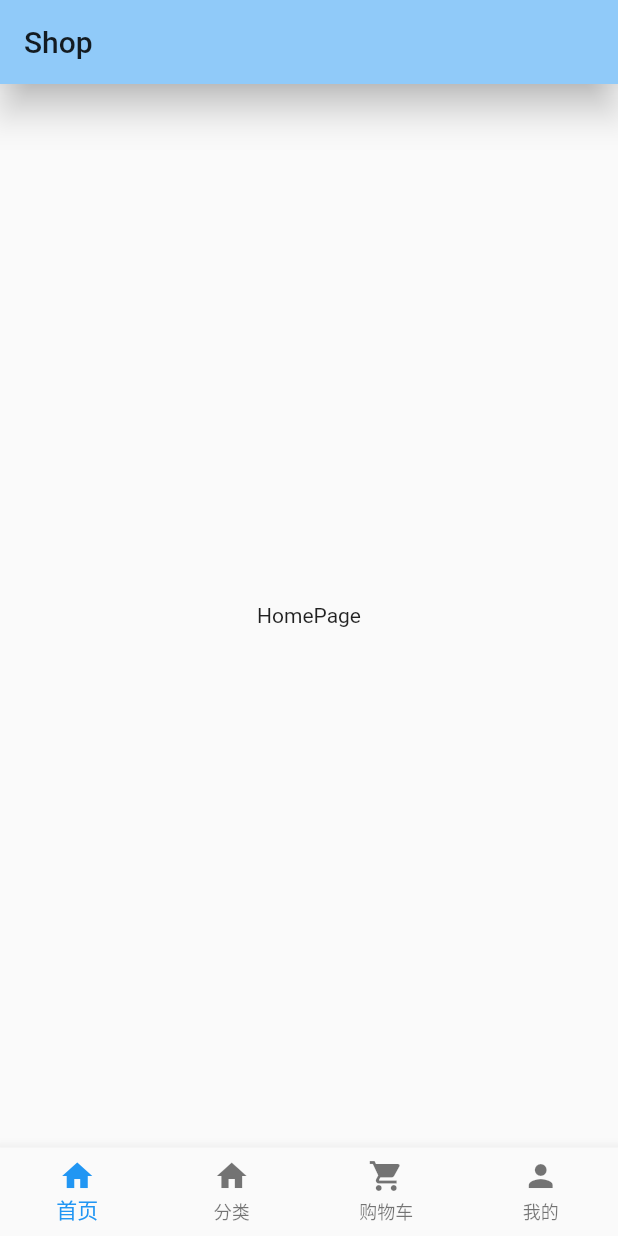
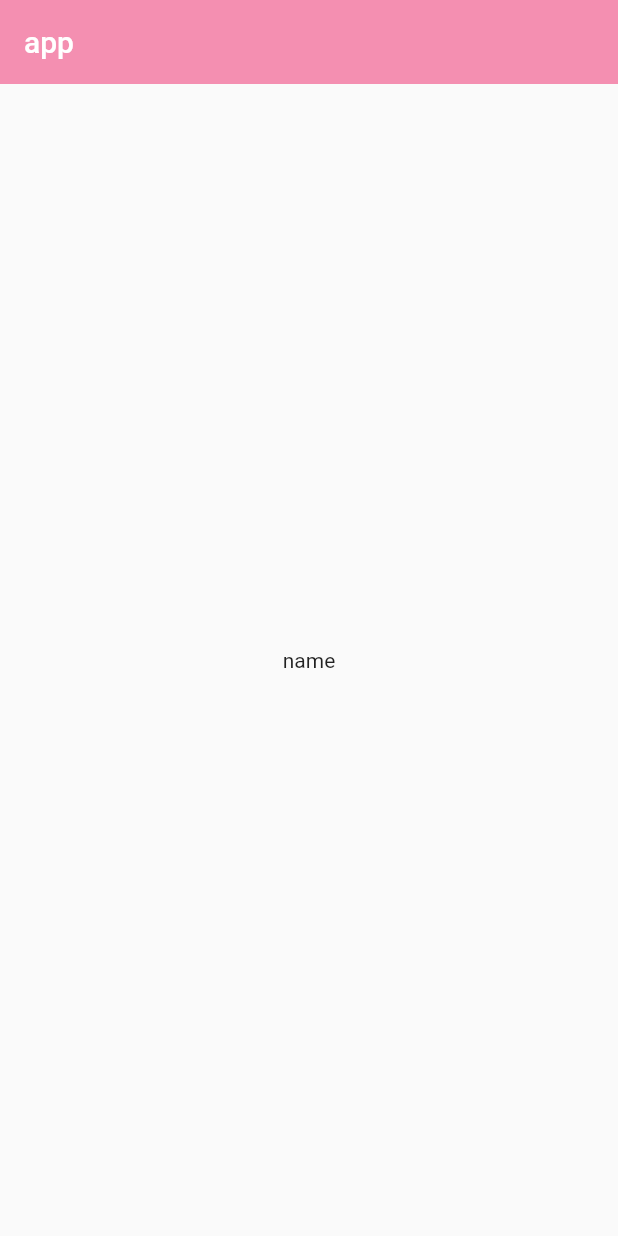
Before and after one commit to symboll/all, a Flutter app: the screen it shows after launch, on a phone screen of 412 x 824 dp. Run offline on Flutter 3.47's test engine with Material 2 defaults, Android fonts, the light colour scheme and no system bars; our stand-ins replace dio.

Commit message:
feat: pro init

```diff
--- a/lib/main.dart
+++ b/lib/main.dart
@@ -1,19 +1,45 @@
 import 'package:flutter/material.dart';
-import 'pages/index_page.dart';
 
 void main() => runApp(App());
 
 class App extends StatelessWidget {
-
   @override
   Widget build(BuildContext context) {
+    return MaterialApp(
+      debugShowCheckedModeBanner: false,
+      home: Scaffold(
+        appBar: AppBar(
+          title: Text('app',
+            style: TextStyle(
+              color: Colors.white
+            ),
+          ),
+          elevation: 0.0,
+        ),
+        body: Home()
+      ),
+      theme: ThemeData(
+        primaryColor: Colors.pink[200]
+      ),
+
+    );
+  }
+}
+class Home extends StatelessWidget {
+  @override
+  Widget build(BuildContext context) {
+    // TODO: implement build
     return Container(
-      child: MaterialApp(
-        debugShowCheckedModeBanner: false,
-        home: IndexPage(),
-        theme: ThemeData(
-          primaryColor: Colors.blue[200]
-        ),
+      child: Column(
+        mainAxisAlignment: MainAxisAlignment.center,
+        children: <Widget>[
+          Row(
+            mainAxisAlignment: MainAxisAlignment.center,
+            children: <Widget>[
+              Text('name')
+            ],
+          )
+        ],
       ),
     );
   }
--- a/lib/pages/home_page.dart
+++ b/lib/pages/home_page.dart
@@ -1,11 +1,23 @@
+import 'package:dio/dio.dart';
 import 'package:flutter/material.dart';
 
 class HomePage extends StatelessWidget {
 
   @override
   Widget build(BuildContext context) {
+    getHttp();
     return Center(
       child: Text('HomePage'),
     );
   }
+
+  void getHttp() async {
+    try{
+      final response = await Dio().get('http://localhost:8000/home');
+      return print(response);
+      // print('object');
+    }catch (e) {
+      return print(e);
+    }
+  }
 }
--- a/lib/pages/index_page.dart
+++ b/lib/pages/index_page.dart
@@ -35,7 +35,7 @@ class _IndexPageState extends State<IndexPage> {
       title: Text('首页')
     ),
     BottomNavigationBarItem(
-      icon: Icon(Icons.home),
+      icon: Icon(Icons.search),
       title: Text('分类')
     ),
     BottomNavigationBarItem(
--- a/pubspec.yaml
+++ b/pubspec.yaml
@@ -27,7 +27,7 @@ dependencies:
 
   # The following adds the Cupertino Icons font to your application.
   # Use with the CupertinoIcons class for iOS style icons.
-  cupertino_icons: ^0.1.3
+  dio: 3.0.9
 
 dev_dependencies:
   flutter_test:
```
Also changed, not shown: pubspec.lock.
